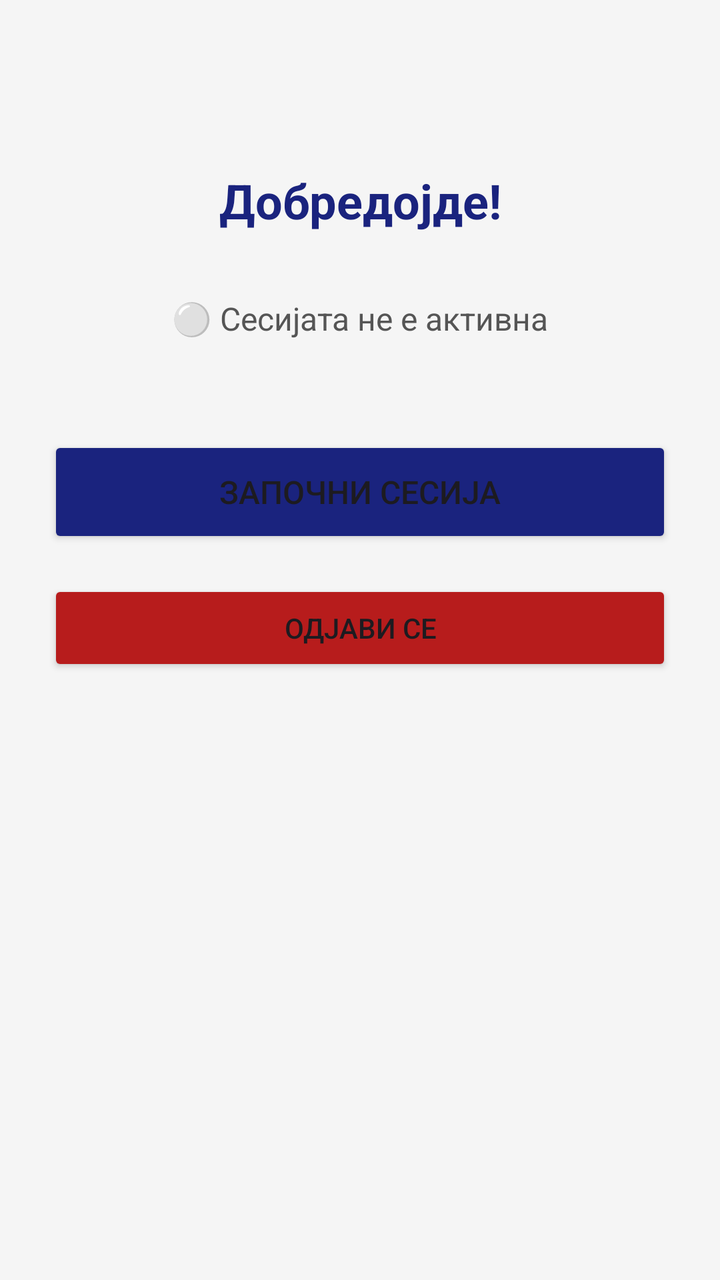
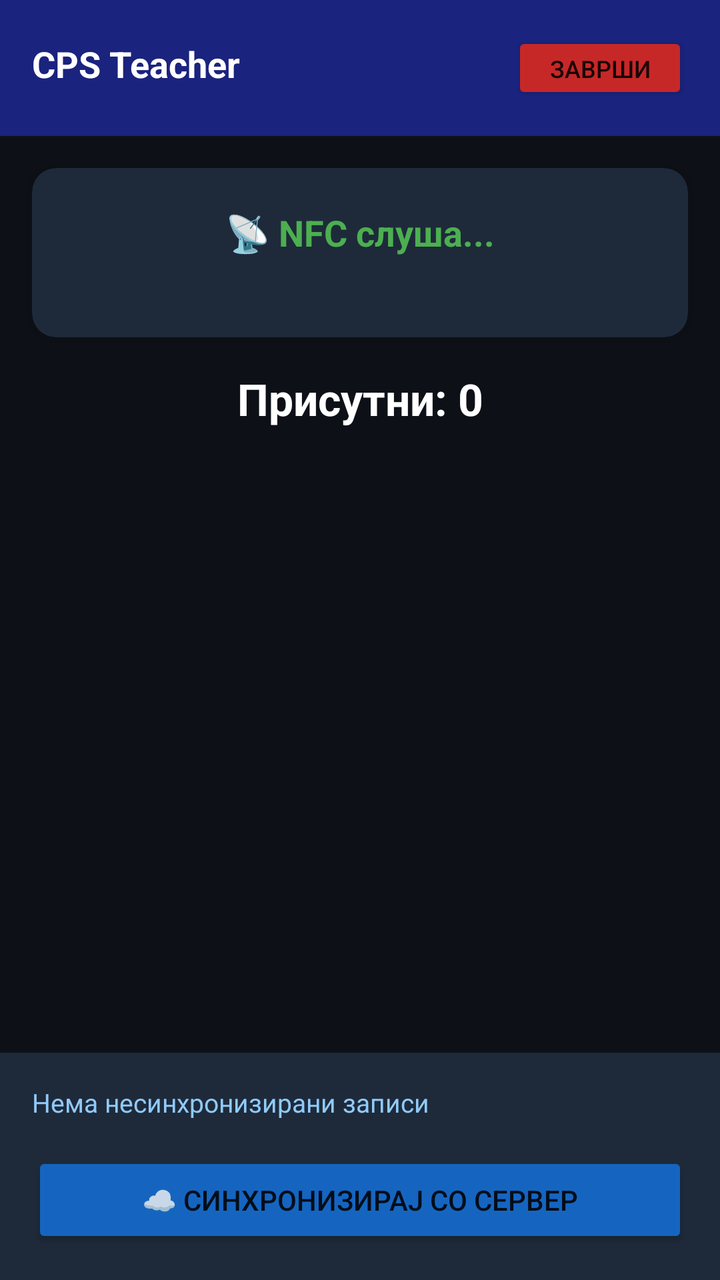

An Android layout rendered at two revisions. The XML below is the earlier revision; the diff shows what the commit changed to produce the second picture.
<!-- AndroidManifest.xml: application theme Theme.TeacherApp -->
<!-- res/layout/activity_main.xml -->
<?xml version="1.0" encoding="utf-8"?>
<androidx.constraintlayout.widget.ConstraintLayout
    xmlns:android="http://schemas.android.com/apk/res/android"
    xmlns:app="http://schemas.android.com/apk/res-auto"
    android:layout_width="match_parent"
    android:layout_height="match_parent"
    android:padding="24dp"
    android:background="#F5F5F5">

    <TextView
        android:id="@+id/tvWelcome"
        android:layout_width="0dp"
        android:layout_height="wrap_content"
        android:text="Добредојде!"
        android:textSize="24sp"
        android:textStyle="bold"
        android:textColor="#1A237E"
        android:gravity="center"
        app:layout_constraintTop_toTopOf="parent"
        app:layout_constraintStart_toStartOf="parent"
        app:layout_constraintEnd_toEndOf="parent"
        android:layout_marginTop="60dp"/>

    <TextView
        android:id="@+id/tvStatus"
        android:layout_width="0dp"
        android:layout_height="wrap_content"
        android:text="⚪ Сесијата не е активна"
        android:textSize="16sp"
        android:gravity="center"
        android:textColor="#555555"
        app:layout_constraintTop_toBottomOf="@id/tvWelcome"
        app:layout_constraintStart_toStartOf="parent"
        app:layout_constraintEnd_toEndOf="parent"
        android:layout_marginTop="32dp"/>

    <Button
        android:id="@+id/btnStartSession"
        android:layout_width="0dp"
        android:layout_height="56dp"
        android:text="Започни Сесија"
        android:textSize="16sp"
        android:backgroundTint="#1A237E"
        app:layout_constraintTop_toBottomOf="@id/tvStatus"
        app:layout_constraintStart_toStartOf="parent"
        app:layout_constraintEnd_toEndOf="parent"
        android:layout_marginTop="48dp"/>

    <Button
        android:id="@+id/btnLogout"
        android:layout_width="0dp"
        android:layout_height="48dp"
        android:text="Одјави се"
        android:textSize="14sp"
        android:backgroundTint="#B71C1C"
        app:layout_constraintTop_toBottomOf="@id/btnStartSession"
        app:layout_constraintStart_toStartOf="parent"
        app:layout_constraintEnd_toEndOf="parent"
        android:layout_marginTop="16dp"/>

</androidx.constraintlayout.widget.ConstraintLayout>
<!-- resources referenced by this layout -->
<resources>
  <style name="Theme.TeacherApp" parent="Base.Theme.TeacherApp" />
  <style name="Base.Theme.TeacherApp" parent="Theme.Material3.DayNight.NoActionBar">
          
          
      </style>
</resources>

<!-- the commit's change to res/layout/activity_main.xml (unified diff, before → after) -->
@@ -1,61 +1,124 @@
 <?xml version="1.0" encoding="utf-8"?>
-<androidx.constraintlayout.widget.ConstraintLayout
-    xmlns:android="http://schemas.android.com/apk/res/android"
-    xmlns:app="http://schemas.android.com/apk/res-auto"
+<LinearLayout xmlns:android="http://schemas.android.com/apk/res/android"
     android:layout_width="match_parent"
     android:layout_height="match_parent"
-    android:padding="24dp"
-    android:background="#F5F5F5">
+    android:orientation="vertical"
+    android:background="#0D1117">
 
+    
+    <LinearLayout
+        android:layout_width="match_parent"
+        android:layout_height="wrap_content"
+        android:orientation="horizontal"
+        android:background="#1A237E"
+        android:padding="16dp">
+
+        <TextView
+            android:layout_width="0dp"
+            android:layout_height="wrap_content"
+            android:layout_weight="1"
+            android:text="CPS Teacher"
+            android:textColor="#FFFFFF"
+            android:textSize="18sp"
+            android:textStyle="bold"/>
+
+        <Button
+            android:id="@+id/btnEndSession"
+            android:layout_width="wrap_content"
+            android:layout_height="36dp"
+            android:text="Заврши"
+            android:textSize="12sp"
+            android:backgroundTint="#C62828"/>
+    </LinearLayout>
+
+    
+    <androidx.cardview.widget.CardView
+        xmlns:app="http://schemas.android.com/apk/res-auto"
+        android:layout_width="match_parent"
+        android:layout_height="wrap_content"
+        android:layout_margin="16dp"
+        app:cardBackgroundColor="#1E2A3A"
+        app:cardCornerRadius="12dp"
+        app:cardElevation="4dp">
+
+        <LinearLayout
+            android:layout_width="match_parent"
+            android:layout_height="wrap_content"
+            android:orientation="vertical"
+            android:padding="20dp"
+            android:gravity="center">
+
+            <TextView
+                android:id="@+id/tvNfcStatus"
+                android:layout_width="wrap_content"
+                android:layout_height="wrap_content"
+                android:text="📡 NFC слуша..."
+                android:textColor="#4CAF50"
+                android:textSize="18sp"
+                android:textStyle="bold"/>
+
+            <TextView
+                android:id="@+id/tvSessionInfo"
+                android:layout_width="wrap_content"
+                android:layout_height="wrap_content"
+                android:textColor="#90CAF9"
+                android:textSize="12sp"
+                android:layout_marginTop="4dp"/>
+        </LinearLayout>
+    </androidx.cardview.widget.CardView>
+
+    
     <TextView
-        android:id="@+id/tvWelcome"
-        android:layout_width="0dp"
+        android:id="@+id/tvRecordCount"
+        android:layout_width="match_parent"
         android:layout_height="wrap_content"
-        android:text="Добредојде!"
-        android:textSize="24sp"
+        android:text="Присутни: 0"
+        android:textColor="#FFFFFF"
+        android:textSize="22sp"
         android:textStyle="bold"
-        android:textColor="#1A237E"
         android:gravity="center"
-        app:layout_constraintTop_toTopOf="parent"
-        app:layout_constraintStart_toStartOf="parent"
-        app:layout_constraintEnd_toEndOf="parent"
-        android:layout_marginTop="60dp"/>
+        android:layout_marginBottom="8dp"/>
 
-    <TextView
-        android:id="@+id/tvStatus"
-        android:layout_width="0dp"
+    
+    <androidx.recyclerview.widget.RecyclerView
+        android:id="@+id/recyclerView"
+        android:layout_width="match_parent"
+        android:layout_height="0dp"
+        android:layout_weight="1"
+        android:layout_marginHorizontal="16dp"/>
+
+    
+    <LinearLayout
+        android:layout_width="match_parent"
         android:layout_height="wrap_content"
-        android:text="⚪ Сесијата не е активна"
-        android:textSize="16sp"
-        android:gravity="center"
-        android:textColor="#555555"
-        app:layout_constraintTop_toBottomOf="@id/tvWelcome"
-        app:layout_constraintStart_toStartOf="parent"
-        app:layout_constraintEnd_toEndOf="parent"
-        android:layout_marginTop="32dp"/>
+        android:orientation="vertical"
+        android:background="#1E2A3A"
+        android:padding="16dp">
 
-    <Button
-        android:id="@+id/btnStartSession"
-        android:layout_width="0dp"
-        android:layout_height="56dp"
-        android:text="Започни Сесија"
-        android:textSize="16sp"
-        android:backgroundTint="#1A237E"
-        app:layout_constraintTop_toBottomOf="@id/tvStatus"
-        app:layout_constraintStart_toStartOf="parent"
-        app:layout_constraintEnd_toEndOf="parent"
-        android:layout_marginTop="48dp"/>
+        <TextView
+            android:id="@+id/tvSyncStatus"
+            android:layout_width="match_parent"
+            android:layout_height="wrap_content"
+            android:text="Нема несинхронизирани записи"
+            android:textColor="#90CAF9"
+            android:textSize="13sp"
+            android:layout_marginBottom="8dp"/>
 
-    <Button
-        android:id="@+id/btnLogout"
-        android:layout_width="0dp"
-        android:layout_height="48dp"
-        android:text="Одјави се"
-        android:textSize="14sp"
-        android:backgroundTint="#B71C1C"
-        app:layout_constraintTop_toBottomOf="@id/btnStartSession"
-        app:layout_constraintStart_toStartOf="parent"
-        app:layout_constraintEnd_toEndOf="parent"
-        android:layout_marginTop="16dp"/>
+        <ProgressBar
+            android:id="@+id/syncProgressBar"
+            style="?android:attr/progressBarStyleHorizontal"
+            android:layout_width="match_parent"
+            android:layout_height="8dp"
+            android:visibility="gone"
+            android:progressTint="#1565C0"/>
 
-</androidx.constraintlayout.widget.ConstraintLayout>
+        <Button
+            android:id="@+id/btnSync"
+            android:layout_width="match_parent"
+            android:layout_height="48dp"
+            android:text="☁ СИНХРОНИЗИРАЈ СО СЕРВЕР"
+            android:backgroundTint="#1565C0"
+            android:layout_marginTop="8dp"/>
+    </LinearLayout>
+
+</LinearLayout>
<!-- resource entries referenced after the edit -->
@@ -1,9 +1,13 @@
 <!-- resources referenced by this layout -->
 <resources>
-  <style name="Theme.TeacherApp" parent="Base.Theme.TeacherApp" />
-  <style name="Base.Theme.TeacherApp" parent="Theme.Material3.DayNight.NoActionBar">
-          
-          
+  <style name="Theme.TeacherApp" parent="Theme.MaterialComponents.DayNight.DarkActionBar">
+          <item name="colorPrimary">#6200EE</item>
+          <item name="colorPrimaryVariant">#3700B3</item>
+          <item name="colorOnPrimary">#FFFFFF</item>
+          <item name="colorSecondary">#03DAC5</item>
+          <item name="colorSecondaryVariant">#018786</item>
+          <item name="colorOnSecondary">#000000</item>
+          <item name="android:statusBarColor">#3700B3</item>
       </style>
 </resources>
 
